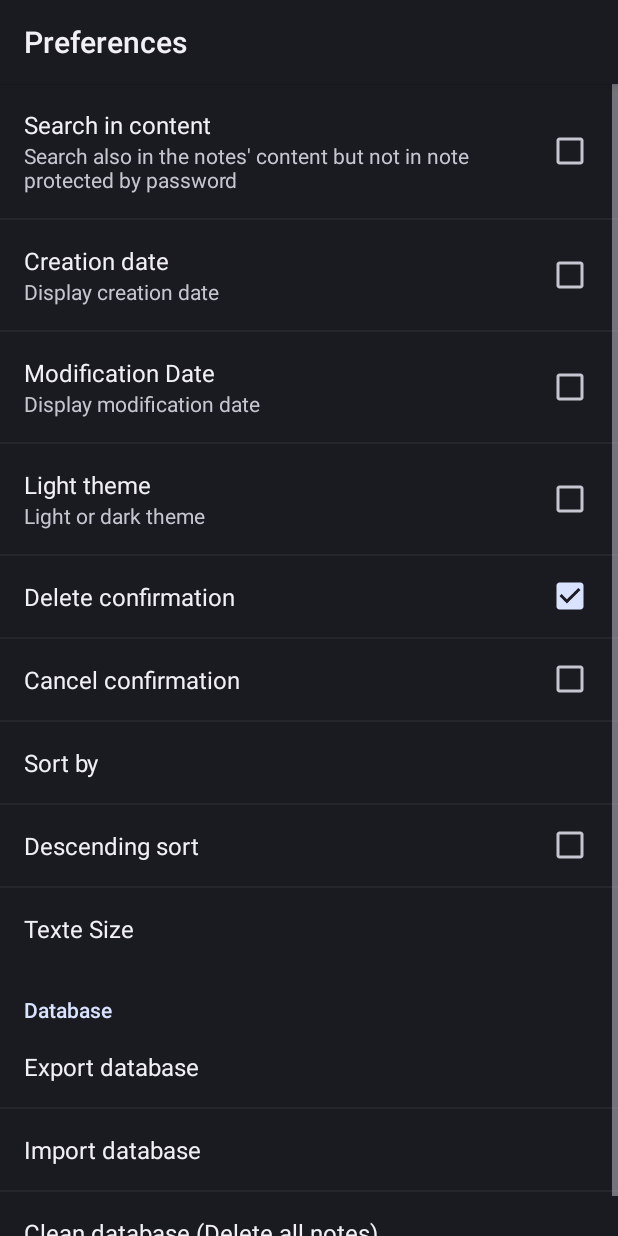
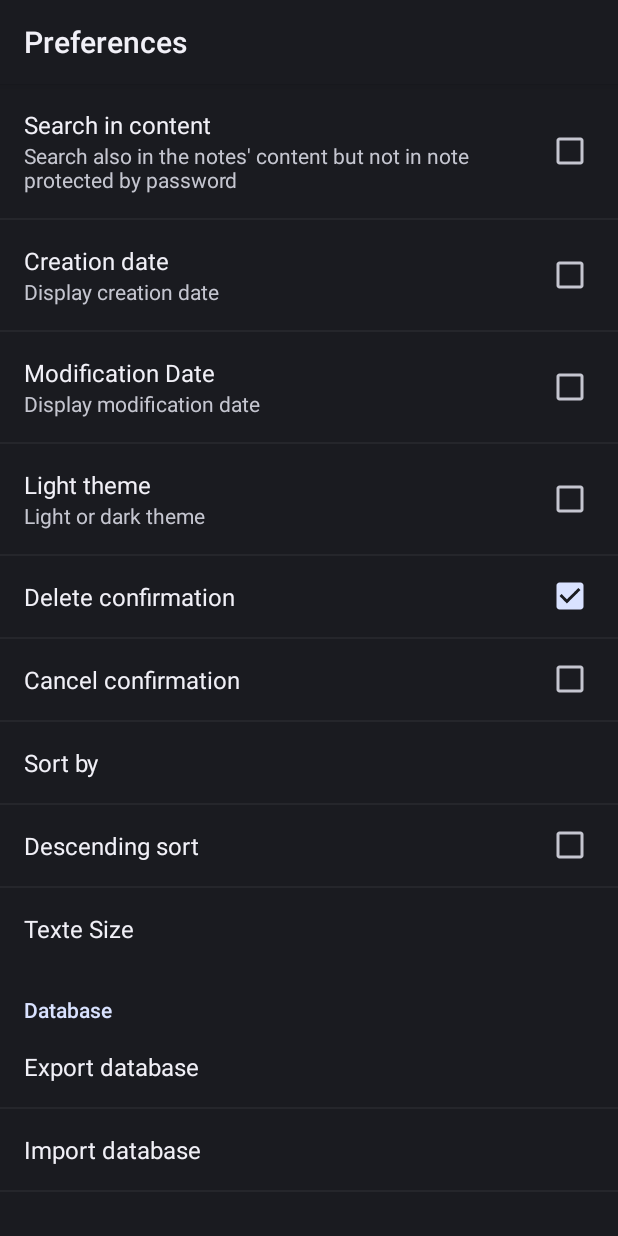
Before and after one commit to Varlorg/uNote, an Android app: the screen it shows after launch (Preference), after a tap on "SETTINGS", on a phone screen of 412 x 824 dp. Run offline under Robolectric (Android 15) with nearby library versions, the light colour scheme and no system bars.

Commit message:
remove clean db button; check passwd column when import db app version 1.1.1 code version 3

```diff
--- a/app/build.gradle
+++ b/app/build.gradle
@@ -7,8 +7,8 @@ android {
         applicationId "app.varlorg.unote"
         minSdkVersion 7
         targetSdkVersion 19
-        versionCode 2
-        versionName "1.1.0"
+        versionCode 3
+        versionName "1.1.1"
     }
     buildTypes {
         release {
--- a/app/src/main/java/app/varlorg/unote/NotesBDD.java
+++ b/app/src/main/java/app/varlorg/unote/NotesBDD.java
@@ -43,11 +43,11 @@ public class NotesBDD
         maBaseSQLite = new SQLiteBase(context, NOM_BDD, null, VERSION_BDD);
     }
 
-    public void clean()
+    /*public void clean()
     {
         this.open();
         maBaseSQLite.onUpgrade(this.bdd,VERSION_BDD,VERSION_BDD);
-    }
+    }*/
 
     public void open()
     {
@@ -304,6 +304,11 @@ public class NotesBDD
         } catch(IOException e) {
             e.printStackTrace();
         }
+        try{
+            bdd.execSQL("ALTER TABLE " + TABLE_NOTES + " ADD COLUMN " + COL_PASSWORD + " VARCHAR(41);");
+        }catch(Exception e){
+            //System.out.println(e);
+        }
         return newDB.toString();
     }
 }
--- a/app/src/main/java/app/varlorg/unote/Preference.java
+++ b/app/src/main/java/app/varlorg/unote/Preference.java
@@ -53,7 +53,7 @@ public class Preference extends PreferenceActivity {
                 return false;
             }
         });
-        android.preference.Preference buttonDelete = findPreference("buttonDelete");
+        /*android.preference.Preference buttonDelete = findPreference("buttonDelete");
         buttonDelete.setOnPreferenceClickListener(new android.preference.Preference.OnPreferenceClickListener() {
             @Override
             public boolean onPreferenceClick(
@@ -63,7 +63,7 @@ public class Preference extends PreferenceActivity {
                 Toast.makeText(Preference.this, "Database cleaned ! ", Toast.LENGTH_LONG).show();
                 return false;
             }
-        });
+        });*/
     }
     @Override
     public void onBackPressed() {
--- a/app/src/main/res/values/strings.xml
+++ b/app/src/main/res/values/strings.xml
@@ -34,7 +34,7 @@
 	<string name="pref_db">Database</string>
 	<string name="pref_export_db">Export database</string>
 	<string name="pref_import_db">Import database</string>
-	<string name="pref_clean_db">Clean database (Delete all notes)</string>
+	<!--<string name="pref_clean_db">Clean database (Delete all notes)</string>-->
 
 	<!-- Not used ? -
 	<color name="note_color">#FEFEE2</color>
--- a/app/src/main/res/xml/preference.xml
+++ b/app/src/main/res/xml/preference.xml
@@ -45,7 +45,7 @@ android:title="@string/preferences">
                 android:key="buttonExport" />
         <Preference android:title="@string/pref_import_db"
             android:key="buttonImport" />
-        <Preference android:title="@string/pref_clean_db"
-            android:key="buttonDelete" />
+        <!--<Preference android:title="@string/pref_clean_db"
+            android:key="buttonDelete" />-->
     </PreferenceCategory>
 </PreferenceScreen>
```
Also changed, not shown: 2 other files.
